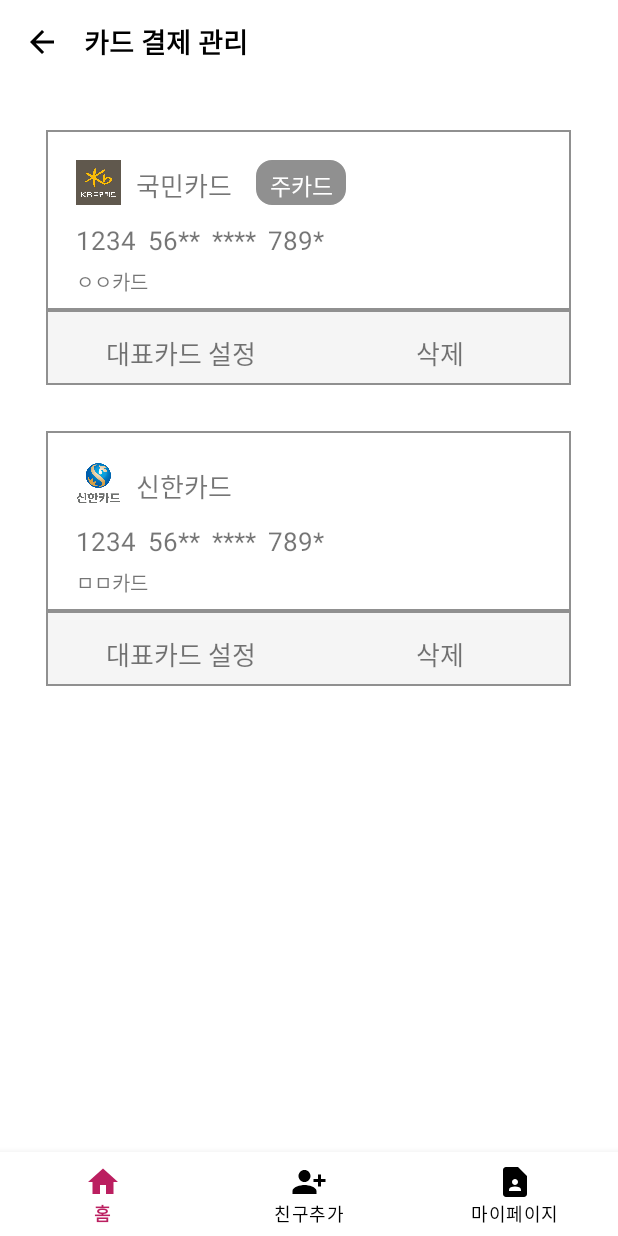
After one commit to 2023-Software-Projects-Mini-Project/MiniFrontRepository, an Android app: the Card screen opened directly, with no data from a screen before it, on a phone screen of 412 x 824 dp. The commit adds this screen. Run offline under Robolectric (Android 15) with nearby library versions, the phone set to English and light mode, and no system bars.

Commit message:
카드 결제 관리 페이지 추가

```diff
--- /dev/null
+++ b/app/src/main/java/kr/ac/duksung/minifrontapp/Card.java
@@ -0,0 +1,14 @@
+package kr.ac.duksung.minifrontapp;
+
+import androidx.appcompat.app.AppCompatActivity;
+
+import android.os.Bundle;
+
+public class Card extends AppCompatActivity {
+
+    @Override
+    protected void onCreate(Bundle savedInstanceState) {
+        super.onCreate(savedInstanceState);
+        setContentView(R.layout.activity_card);
+    }
+}
--- /dev/null
+++ b/app/src/main/res/drawable/card_background_bottom.xml
@@ -0,0 +1,10 @@
+<?xml version="1.0" encoding="utf-8"?>
+<shape xmlns:android="http://schemas.android.com/apk/res/android"
+    android:shape="rectangle" >
+    <solid android:color="@color/light_grey" />
+
+    <!--android:radius="10dp"-->
+    <stroke
+        android:width="1dp"
+        android:color="@color/dark_grey" />
+</shape>
--- /dev/null
+++ b/app/src/main/res/drawable/card_background_top.xml
@@ -0,0 +1,10 @@
+<?xml version="1.0" encoding="utf-8"?>
+<shape xmlns:android="http://schemas.android.com/apk/res/android"
+    android:shape="rectangle" >
+    <solid android:color="@color/white" />
+
+    <!--android:radius="10dp"-->
+    <stroke
+        android:width="1dp"
+        android:color="@color/dark_grey" />
+</shape>
--- /dev/null
+++ b/app/src/main/res/drawable/round_background_maincard.xml
@@ -0,0 +1,14 @@
+<?xml version="1.0" encoding="utf-8"?>
+<shape xmlns:android="http://schemas.android.com/apk/res/android"
+    android:shape="rectangle" >
+    <solid android:color="@color/dark_grey" />
+    <corners
+        android:topLeftRadius="10dp"
+        android:topRightRadius="10dp"
+        android:bottomLeftRadius="10dp"
+        android:bottomRightRadius="10dp" />
+    <!--android:radius="10dp"-->
+    <stroke
+        android:width="1dp"
+        android:color="@color/dark_grey" />
+</shape>
--- /dev/null
+++ b/app/src/main/res/layout/activity_card.xml
@@ -0,0 +1,300 @@
+<?xml version="1.0" encoding="utf-8"?>
+<LinearLayout xmlns:android="http://schemas.android.com/apk/res/android"
+    xmlns:app="http://schemas.android.com/apk/res-auto"
+    xmlns:tools="http://schemas.android.com/tools"
+    android:layout_width="match_parent"
+    android:layout_height="match_parent"
+    android:orientation="vertical"
+    tools:context=".TodayMenu">
+
+    <androidx.appcompat.widget.Toolbar
+        android:id="@+id/toolbar"
+        android:layout_width="match_parent"
+        android:layout_height="?attr/actionBarSize"
+        android:background="@color/white"
+        app:layout_constraintTop_toTopOf="parent">
+
+        <ImageView
+            android:id="@+id/back_icon"
+            android:layout_width="24dp"
+            android:layout_height="24dp"
+            android:layout_gravity="center_vertical"
+            android:layout_marginEnd="16dp"
+            android:src="@drawable/ic_baseline_arrow_back_24" />
+
+        <TextView
+            android:layout_width="wrap_content"
+            android:layout_height="wrap_content"
+            android:text="카드 결제 관리"
+            android:textColor="#000000"
+            android:textSize="18sp"
+            android:textStyle="bold" />
+
+
+    </androidx.appcompat.widget.Toolbar>
+
+
+
+    <LinearLayout
+        android:layout_width="match_parent"
+        android:layout_height="wrap_content"
+        android:orientation="vertical"
+        android:padding="15dp"
+        android:layout_weight="1">
+
+
+
+        <!-- 국민 카드 -->
+        <LinearLayout
+            android:layout_width="wrap_content"
+            android:layout_height="wrap_content"
+            android:orientation="vertical"
+            android:padding="15dp">
+
+            <FrameLayout
+                android:layout_width="fill_parent"
+                android:layout_height="fill_parent">
+            <ImageView
+                android:layout_width="350dp"
+                android:layout_height="120dp"
+                android:background="@drawable/card_background_top"
+                android:scaleType="centerCrop" />
+                <LinearLayout
+                    android:layout_width="fill_parent"
+                    android:layout_height="fill_parent"
+                    android:gravity="left"
+                    android:orientation="vertical">
+
+                    <!-- 첫번째 줄 -->
+
+                    <LinearLayout
+                        android:layout_width="wrap_content"
+                        android:layout_height="wrap_content"
+                        android:gravity="left"
+                        android:orientation="horizontal">
+
+                        <ImageView
+                            android:layout_width="30dp"
+                            android:layout_height="30dp"
+                            android:layout_marginStart="20dp"
+                            android:layout_marginTop="20dp"
+                            app:srcCompat="@drawable/ic_kb_card" />
+
+                        <TextView
+                            android:layout_width="70dp"
+                            android:layout_height="30dp"
+                            android:layout_marginStart="10dp"
+                            android:layout_marginTop="23dp"
+                            android:text="국민카드"
+                            android:textSize="17dp" />
+                        <!-- 주카드 -->
+                        <FrameLayout
+                            android:layout_width="wrap_content"
+                            android:layout_height="wrap_content">
+
+                            <ImageView
+                                android:layout_width="60dp"
+                                android:layout_height="30dp"
+                                android:layout_marginStart="10dp"
+                                android:layout_marginTop="20dp"
+                                app:srcCompat="@drawable/round_background_maincard" />
+
+                            <LinearLayout
+                                android:layout_width="wrap_content"
+                                android:layout_height="wrap_content"
+                                android:orientation="vertical">
+
+                                <TextView
+                                    android:layout_width="wrap_content"
+                                    android:layout_height="wrap_content"
+                                    android:layout_marginStart="19dp"
+                                    android:layout_marginTop="25dp"
+                                    android:text="주카드"
+                                    android:textColor="@color/white"
+                                    android:textSize="15dp" />
+                            </LinearLayout>
+                        </FrameLayout>
+                    </LinearLayout>
+
+                    <!-- 두번째 줄 -->
+                    <TextView
+                        android:layout_width="wrap_content"
+                        android:layout_height="wrap_content"
+                        android:layout_marginStart="20dp"
+                        android:layout_marginTop="8dp"
+                        android:textSize="17dp"
+                        android:text="1234  56**  ****  789*"/>
+
+                    <!-- 세번째 줄 -->
+                    <TextView
+                        android:layout_width="wrap_content"
+                        android:layout_height="wrap_content"
+                        android:layout_marginStart="20dp"
+                        android:layout_marginTop="5dp"
+                        android:textSize="13dp"
+                        android:text="ㅇㅇ카드"/>
+
+                </LinearLayout>
+            </FrameLayout>
+
+            <FrameLayout
+                android:layout_width="fill_parent"
+                android:layout_height="fill_parent">
+                <ImageView
+                    android:layout_width="350dp"
+                    android:layout_height="50dp"
+                    android:background="@drawable/card_background_bottom"
+                    android:scaleType="centerCrop" />
+                <LinearLayout
+                    android:layout_width="wrap_content"
+                    android:layout_height="wrap_content"
+                    android:orientation="horizontal">
+                    <TextView
+                        android:layout_width="wrap_content"
+                        android:layout_height="wrap_content"
+                        android:layout_marginStart="40dp"
+                        android:layout_marginTop="15dp"
+                        android:textSize="17dp"
+                        android:text="대표카드 설정"/>
+                    <ImageView
+                        android:layout_width="1.5dp"
+                        android:layout_height="25dp"
+                        android:layout_marginStart="50dp"
+                        android:layout_marginTop="15dp"
+                        app:srcCompat="@drawable/round_background_maincard" />
+                    <TextView
+                        android:layout_width="wrap_content"
+                        android:layout_height="wrap_content"
+                        android:layout_marginStart="55dp"
+                        android:layout_marginTop="15dp"
+                        android:textSize="17dp"
+                        android:text="삭제"/>
+                </LinearLayout>
+            </FrameLayout>
+        </LinearLayout>
+
+
+        <!-- 신한 카드 -->
+        <LinearLayout
+            android:layout_width="wrap_content"
+            android:layout_height="wrap_content"
+            android:orientation="vertical"
+            android:padding="15dp">
+
+            <FrameLayout
+                android:layout_width="fill_parent"
+                android:layout_height="fill_parent">
+                <ImageView
+                    android:layout_width="350dp"
+                    android:layout_height="120dp"
+                    android:background="@drawable/card_background_top"
+                    android:scaleType="centerCrop" />
+                <LinearLayout
+                    android:layout_width="fill_parent"
+                    android:layout_height="fill_parent"
+                    android:gravity="left"
+                    android:orientation="vertical">
+
+                    <!-- 첫번째 줄 -->
+
+                    <LinearLayout
+                        android:layout_width="wrap_content"
+                        android:layout_height="wrap_content"
+                        android:gravity="left"
+                        android:orientation="horizontal">
+
+                        <ImageView
+                            android:layout_width="30dp"
+                            android:layout_height="30dp"
+                            android:layout_marginStart="20dp"
+                            android:layout_marginTop="20dp"
+                            app:srcCompat="@drawable/ic_sh_card" />
+
+                        <TextView
+                            android:layout_width="70dp"
+                            android:layout_height="30dp"
+                            android:layout_marginStart="10dp"
+                            android:layout_marginTop="23dp"
+                            android:text="신한카드"
+                            android:textSize="17dp" />
+                    </LinearLayout>
+
+                    <!-- 두번째 줄 -->
+                    <TextView
+                        android:layout_width="wrap_content"
+                        android:layout_height="wrap_content"
+                        android:layout_marginStart="20dp"
+                        android:layout_marginTop="8dp"
+                        android:textSize="17dp"
+                        android:text="1234  56**  ****  789*"/>
+
+                    <!-- 세번째 줄 -->
+                    <TextView
+                        android:layout_width="wrap_content"
+                        android:layout_height="wrap_content"
+                        android:layout_marginStart="20dp"
+                        android:layout_marginTop="5dp"
+                        android:textSize="13dp"
+                        android:text="ㅁㅁ카드"/>
+
+                </LinearLayout>
+            </FrameLayout>
+
+
+            <!-- 카드 설정 -->
+            <FrameLayout
+                android:layout_width="fill_parent"
+                android:layout_height="fill_parent">
+                <ImageView
+                    android:layout_width="350dp"
+                    android:layout_height="50dp"
+                    android:background="@drawable/card_background_bottom"
+                    android:scaleType="centerCrop" />
+                <LinearLayout
+                    android:layout_width="wrap_content"
+                    android:layout_height="wrap_content"
+                    android:orientation="horizontal">
+                    <TextView
+                        android:layout_width="wrap_content"
+                        android:layout_height="wrap_content"
+                        android:layout_marginStart="40dp"
+                        android:layout_marginTop="15dp"
+                        android:textSize="17dp"
+                        android:text="대표카드 설정"/>
+                    <ImageView
+                        android:layout_width="1.5dp"
+                        android:layout_height="25dp"
+                        android:layout_marginStart="50dp"
+                        android:layout_marginTop="15dp"
+                        app:srcCompat="@drawable/round_background_maincard" />
+                    <TextView
+                        android:layout_width="wrap_content"
+                        android:layout_height="wrap_content"
+                        android:layout_marginStart="55dp"
+                        android:layout_marginTop="15dp"
+                        android:textSize="17dp"
+                        android:text="삭제"/>
+                </LinearLayout>
+            </FrameLayout>
+        </LinearLayout>
+
+
+
+
+
+    </LinearLayout>
+
+
+    <com.google.android.material.bottomnavigation.BottomNavigationView
+        android:id="@+id/bottomNavigationView"
+        android:layout_width="match_parent"
+        android:layout_height="wrap_content"
+        app:layout_constraintBottom_toBottomOf="parent"
+        app:layout_constraintEnd_toEndOf="parent"
+        app:layout_constraintStart_toStartOf="parent"
+        app:menu="@menu/bottom_nav_menu"
+        app:itemBackground="@android:color/white"
+        app:itemIconTint="@color/bottom_nav_item_selector"
+        app:itemTextColor="@color/bottom_nav_item_selector"
+        />
+</LinearLayout>
--- a/app/src/main/res/values/colors.xml
+++ b/app/src/main/res/values/colors.xml
@@ -11,4 +11,5 @@
     <color name="dark_grey">#909090</color>  <!--버튼 테두리/선택-->
     <color name="light_grey">#F5F5F5</color>  <!--배경 회색-->
     <color name="today_menu">#F5E8E9</color>  <!--오늘의메뉴/대기번호 채우기 컬러-->
+    <color name="back_card">#777777</color>  <!-- 주카드 배경 회색 -->
 </resources>
```
Also changed, not shown: app/src/main/AndroidManifest.xml (+7 -0 lines), app/src/main/res/drawable/ic_kb_card.jpg (added), app/src/main/res/drawable/ic_sh_card.png (added).
